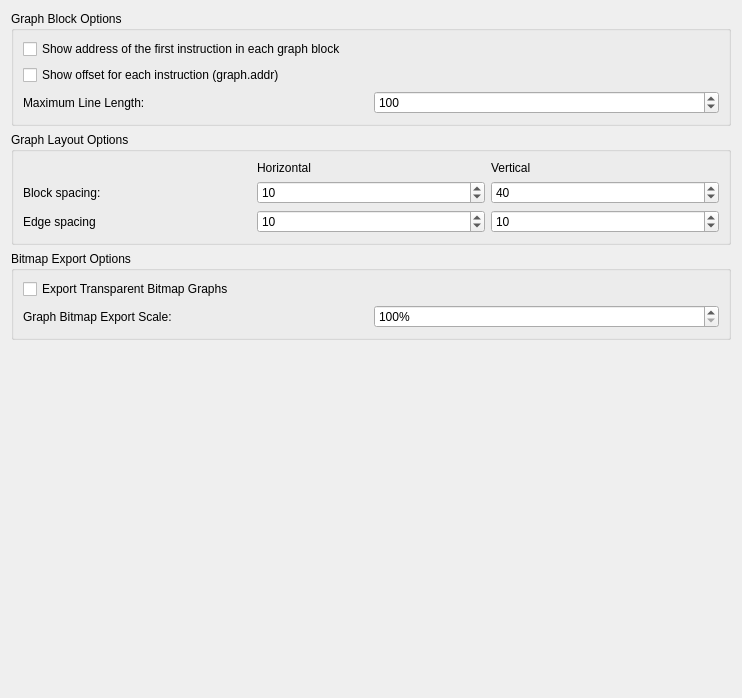
Qt form src/dialogs/preferences/GraphOptionsWidget.ui (radareorg/iaito) before a commit.
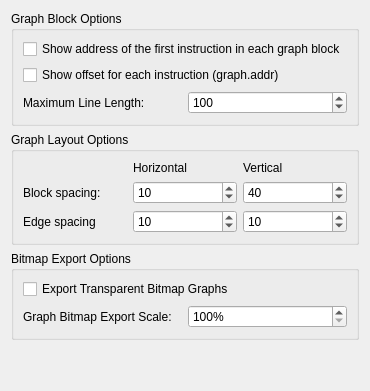
The same form after that commit.

What changed in the file:
```diff
--- a/src/dialogs/preferences/GraphOptionsWidget.ui
+++ b/src/dialogs/preferences/GraphOptionsWidget.ui
@@ -2,22 +2,17 @@
 <ui version="4.0">
  <class>GraphOptionsWidget</class>
  <widget class="QWidget" name="GraphOptionsWidget">
-  <property name="geometry">
-   <rect>
-    <x>0</x>
-    <y>0</y>
-    <width>742</width>
-    <height>698</height>
-   </rect>
-  </property>
   <property name="windowTitle">
    <string>Graph</string>
   </property>
   <layout class="QVBoxLayout" name="verticalLayout_3">
    <item>
       <widget class="QGroupBox" name="GraphBlockOptions">
+       <property name="flat">
+        <bool>true</bool>
+       </property>
        <property name="title">
-        <string>Graph Block Options </string>
+        <string>Graph Block Options</string>
        </property>
        <layout class="QVBoxLayout" name="verticalLayout_9">
         <property name="topMargin">
@@ -69,6 +64,9 @@
      </item>
      <item>
       <widget class="QGroupBox" name="LayoutBlock">
+       <property name="flat">
+        <bool>true</bool>
+       </property>
        <property name="title">
         <string>Graph Layout Options</string>
        </property>
@@ -164,6 +162,9 @@
      </item>
      <item>
       <widget class="QGroupBox" name="BitmapExportBlock">
+       <property name="flat">
+        <bool>true</bool>
+       </property>
        <property name="title">
         <string>Bitmap Export Options</string>
        </property>
```
